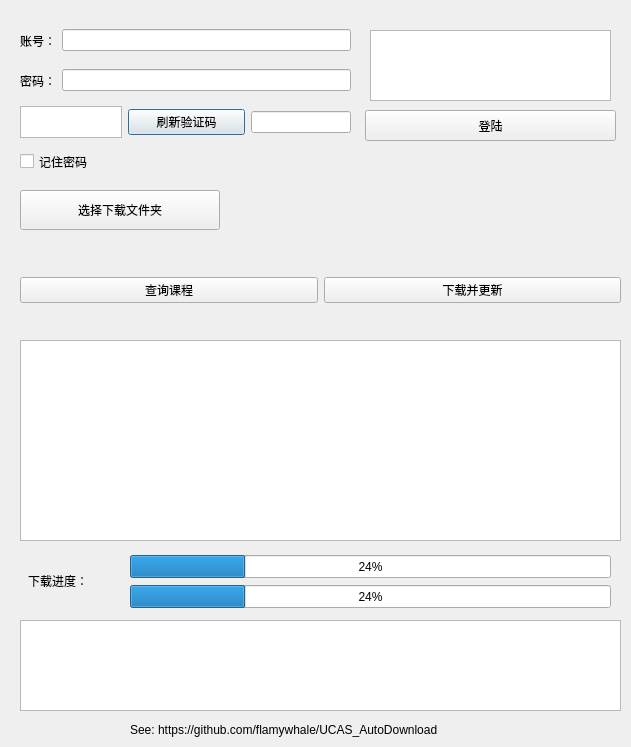
Qt form dialog.ui (wujiahao15/UCAS_AutoDownload) before a commit.
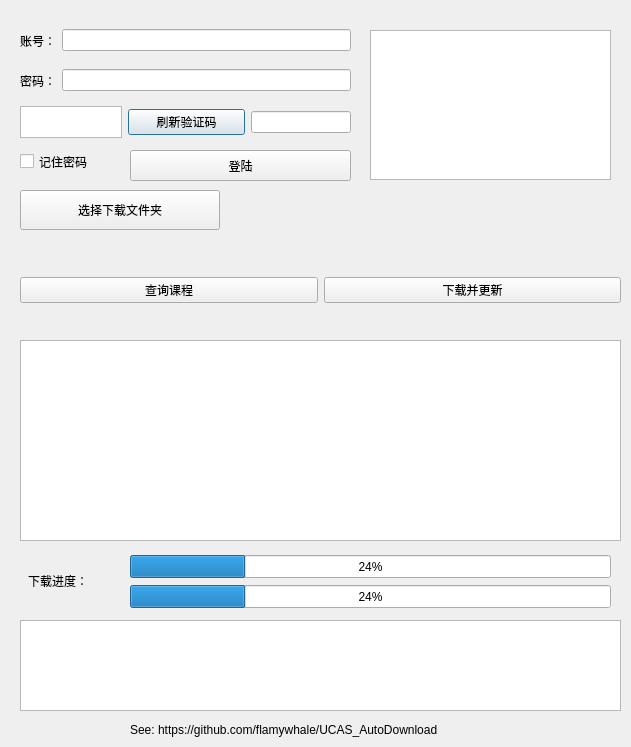
The same form after that commit.

Diff of the .ui file:
```diff
--- a/dialog.ui
+++ b/dialog.ui
@@ -63,12 +63,12 @@
      <x>370</x>
      <y>30</y>
      <width>241</width>
-     <height>71</height>
+     <height>150</height>
     </rect>
    </property>
    <property name="font">
     <font>
-     <pointsize>15</pointsize>
+     <pointsize>10</pointsize>
     </font>
    </property>
    <property name="cursor" stdset="0">
@@ -130,10 +130,10 @@
   <widget class="QLabel" name="hintInfo">
    <property name="geometry">
     <rect>
-     <x>260</x>
+     <x>190</x>
      <y>320</y>
-     <width>121</width>
-     <height>16</height>
+     <width>271</width>
+     <height>20</height>
     </rect>
    </property>
    <property name="text">
@@ -203,7 +203,7 @@
     <rect>
      <x>20</x>
      <y>150</y>
-     <width>116</width>
+     <width>101</width>
      <height>23</height>
     </rect>
    </property>
@@ -214,9 +214,9 @@
   <widget class="QPushButton" name="loginButton">
    <property name="geometry">
     <rect>
-     <x>365</x>
-     <y>110</y>
-     <width>251</width>
+     <x>130</x>
+     <y>150</y>
+     <width>221</width>
      <height>31</height>
     </rect>
    </property>
```
